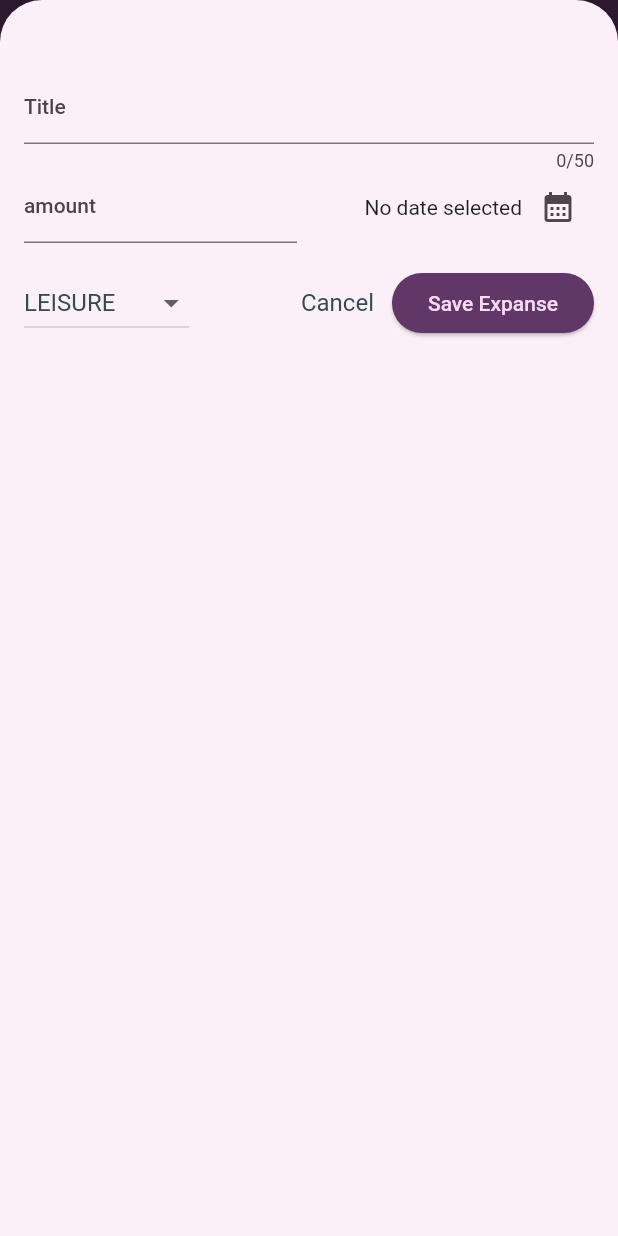
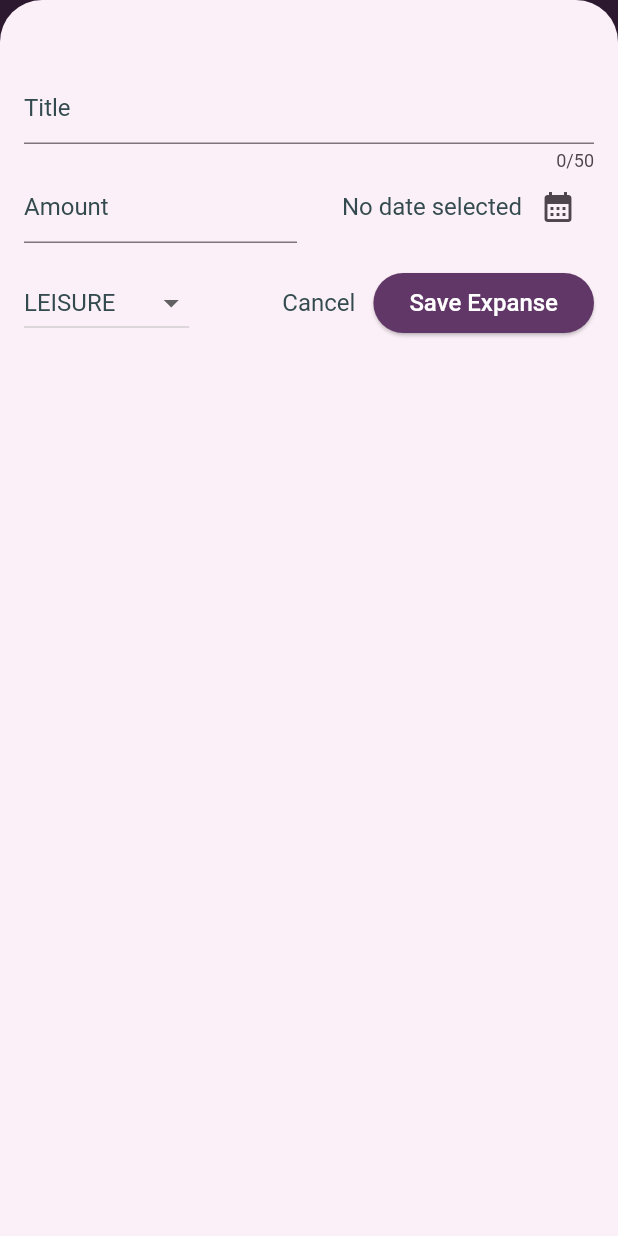
Before and after one commit to codeslash21/expense_tracker, a Flutter app: the screen it shows after launch, after a tap on the "add" icon, on a phone screen of 412 x 824 dp. Run offline on Flutter 3.47's test engine with Material 2 defaults, Android fonts, the phone set to English and light mode, and no system bars.

Commit message:
refactor: Refactor the code. Make responsive. handle edge case for chart.

```diff
--- a/lib/main.dart
+++ b/lib/main.dart
@@ -1,15 +1,19 @@
 import 'package:expense_tracker/widget/expense/expenses.dart';
 import 'package:flutter/material.dart';
+import 'package:flutter/services.dart';
 
 var colorScheme =
-    ColorScheme.fromSeed(seedColor: Color.fromARGB(255, 250, 192, 255));
+    ColorScheme.fromSeed(seedColor: const Color.fromARGB(255, 250, 192, 255));
 var darkColorScheme =
     ColorScheme.fromSeed(seedColor: const Color.fromARGB(255, 59, 207, 168));
 var cardColorScheme =
-    ColorScheme.fromSeed(seedColor: Color.fromARGB(255, 229, 217, 234));
+    ColorScheme.fromSeed(seedColor: const Color.fromARGB(255, 229, 217, 234));
 var textColorScheme =
-    ColorScheme.fromSeed(seedColor: Color.fromARGB(255, 128, 128, 128));
+    ColorScheme.fromSeed(seedColor: const Color.fromARGB(255, 128, 128, 128));
 void main() {
+  WidgetsFlutterBinding.ensureInitialized();
+  SystemChrome.setPreferredOrientations([DeviceOrientation.portraitUp])
+      .then((fn) {
     runApp(MaterialApp(
       darkTheme: ThemeData.dark().copyWith(
           useMaterial3: true,
@@ -31,6 +35,9 @@ void main() {
         ),
         cardTheme: const CardTheme().copyWith(
           color: cardColorScheme.primaryContainer,
+          margin: EdgeInsets.zero,
+          elevation: 0,
+          shape: RoundedRectangleBorder(borderRadius: BorderRadius.circular(0)),
         ),
         elevatedButtonTheme: ElevatedButtonThemeData(
             style: ElevatedButton.styleFrom(
@@ -47,8 +54,14 @@ void main() {
                 fontWeight: FontWeight.normal,
                 fontSize: 16,
                 color: textColorScheme.onSecondaryContainer,
-          )),
               ),
-    home: Expenses(),
+              bodyMedium: TextStyle(
+                fontSize: 16,
+                color: textColorScheme.onSecondaryContainer,
+              ),
+            ),
+      ),
+      home: const Expenses(),
     ));
+  });
 }
--- a/lib/model/expense.dart
+++ b/lib/model/expense.dart
@@ -12,7 +12,7 @@ const categoryIcons = {
   Category.work: Icons.wallet_travel
 };
 
-final uuid = Uuid();
+const uuid = Uuid();
 final formatter = DateFormat.yMd();
 
 class Expense {
--- a/lib/widget/chart/chart.dart
+++ b/lib/widget/chart/chart.dart
@@ -5,7 +5,7 @@ import 'package:expense_tracker/model/expense_bucket.dart';
 
 class Chart extends StatelessWidget {
   final List<Expense> allExpenses;
-  Chart({super.key, required this.allExpenses});
+  const Chart({super.key, required this.allExpenses});
 
   List<ExpenseBucket> get bucketList {
     return [
@@ -28,22 +28,26 @@ class Chart extends StatelessWidget {
   @override
   Widget build(BuildContext context) {
     return Container(
-      padding: EdgeInsets.symmetric(vertical: 16, horizontal: 8),
+      padding: const EdgeInsets.symmetric(vertical: 16, horizontal: 8),
       height: 180,
-      decoration: BoxDecoration(
-        borderRadius: BorderRadius.circular(8),
-        gradient: const LinearGradient(
+      decoration: const BoxDecoration(
+        borderRadius: BorderRadius.only(
+            bottomLeft: Radius.circular(8), bottomRight: Radius.circular(8)),
+        gradient: LinearGradient(
           colors: [
-            Color.fromARGB(255, 219, 154, 234),
-            Color.fromARGB(255, 209, 120, 233)
+            Color.fromARGB(255, 237, 194, 255),
+            Color.fromARGB(255, 223, 160, 255)
           ],
           begin: Alignment.topCenter,
           end: Alignment.bottomCenter,
         ),
       ),
       child: Column(
+        mainAxisAlignment: MainAxisAlignment.end,
         children: [
-          Expanded(
+          allExpenses.length == 0
+              ? Container()
+              : Expanded(
                   child: Row(
                     crossAxisAlignment: CrossAxisAlignment.end,
                     children: [
@@ -64,7 +68,7 @@ class Chart extends StatelessWidget {
                       padding: const EdgeInsets.symmetric(horizontal: 4),
                       child: Icon(
                         categoryIcons[bucket.category],
-                        color: Color.fromARGB(255, 209, 76, 226),
+                        color: const Color.fromARGB(255, 209, 76, 226),
                       ),
                     ),
                   ),
--- a/lib/widget/expense/expense_item.dart
+++ b/lib/widget/expense/expense_item.dart
@@ -3,7 +3,7 @@ import 'package:flutter/material.dart';
 
 class ExpenseItem extends StatelessWidget {
   final Expense expense;
-  ExpenseItem({super.key, required this.expense});
+  const ExpenseItem({super.key, required this.expense});
 
   @override
   Widget build(BuildContext context) {
--- a/lib/widget/expense/expenses.dart
+++ b/lib/widget/expense/expenses.dart
@@ -1,5 +1,3 @@
-import 'dart:async';
-
 import 'package:expense_tracker/widget/chart/chart.dart';
 import 'package:expense_tracker/widget/expense/expenses_list.dart';
 import 'package:expense_tracker/widget/expense/new_expense.dart';
@@ -7,7 +5,7 @@ import 'package:flutter/material.dart';
 import 'package:expense_tracker/model/expense.dart';
 
 class Expenses extends StatefulWidget {
-  Expenses({super.key});
+  const Expenses({super.key});
   @override
   State<Expenses> createState() {
     return _ExpensesState();
@@ -64,6 +62,7 @@ class _ExpensesState extends State<Expenses> {
 
   @override
   Widget build(BuildContext context) {
+    final width = MediaQuery.of(context).size.width;
     Widget mainContent = const Center(
       child: Text("No expenses found. Start adding some!"),
     );
@@ -83,12 +82,18 @@ class _ExpensesState extends State<Expenses> {
           ),
         ],
       ),
-      body: Column(
+      body: width < 600
+          ? Column(
               children: [
                 Chart(allExpenses: _addedExpenses),
-          const SizedBox(
-            height: 8,
-          ),
+                Expanded(
+                  child: mainContent,
+                )
+              ],
+            )
+          : Row(
+              children: [
+                Chart(allExpenses: _addedExpenses),
                 Expanded(
                   child: mainContent,
                 )
--- a/lib/widget/expense/expenses_list.dart
+++ b/lib/widget/expense/expenses_list.dart
@@ -14,6 +14,9 @@ class ExpensesList extends StatelessWidget {
       itemCount: addedExpenses.length,
       itemBuilder: (context, index) => Dismissible(
           key: ValueKey(addedExpenses[index]),
+          background: Container(
+            color: Color.fromARGB(255, 234, 99, 255),
+          ),
           onDismissed: (direction) => onRemoveExpense(addedExpenses[index]),
           child: ExpenseItem(expense: addedExpenses[index])),
     );
--- a/lib/widget/expense/new_expense.dart
+++ b/lib/widget/expense/new_expense.dart
@@ -1,5 +1,7 @@
 import 'package:expense_tracker/model/expense.dart';
 import 'package:flutter/material.dart';
+import 'package:flutter/cupertino.dart';
+import 'dart:io';
 
 class NewExpense extends StatefulWidget {
   final void Function(Expense expense) onAddExpense;
@@ -29,27 +31,50 @@ class _NewExpenseState extends State<NewExpense> {
     });
   }
 
+  void _showDialog() {
+    if (Platform.isIOS) {
+      showCupertinoDialog(
+          context: context,
+          builder: (context) => CupertinoAlertDialog(
+                title: const Text('Invalid input'),
+                content: const Text(
+                    'Please make sure a valid title, amount, date and category was entered.'),
+                actions: [
+                  TextButton(
+                    onPressed: () {
+                      Navigator.pop(context);
+                    },
+                    child: const Text('Okay'),
+                  ),
+                ],
+              ));
+    } else {
+      showDialog(
+        context: context,
+        builder: (context) => AlertDialog(
+          title: const Text('Invalid input'),
+          content: const Text(
+              'Please make sure a valid title, amount, date and category was entered.'),
+          actions: [
+            TextButton(
+              onPressed: () {
+                Navigator.pop(context);
+              },
+              child: const Text('Okay'),
+            ),
+          ],
+        ),
+      );
+    }
+  }
+
   void _submitExpenseData() {
     final enteredAmount = double.tryParse(_amountController.text);
     final amountIsInvalid = enteredAmount == null || enteredAmount <= 0;
     if (_titleController.text.trim().isEmpty ||
         amountIsInvalid ||
         _selectedDate == null) {
-      showDialog(
-          context: context,
-          builder: (context) => AlertDialog(
-                title: const Text('Invalid Input'),
-                content: const Text(
-                    'Make sure valid title, amount, date and category was selected'),
-                actions: [
-                  TextButton(
-                    onPressed: () {
-                      Navigator.pop(context);
-                    },
-                    child: const Text('Okay'),
-                  )
-                ],
-              ));
+      _showDialog();
       return;
     }
 
@@ -71,15 +96,22 @@ class _NewExpenseState extends State<NewExpense> {
 
   @override
   Widget build(BuildContext context) {
-    return Padding(
-      padding: const EdgeInsets.fromLTRB(16, 48, 16, 16),
+    final keyboardSpace = MediaQuery.of(context).viewInsets.bottom;
+    return SizedBox(
+      height: double.infinity,
+      child: SingleChildScrollView(
+        child: Padding(
+          padding: EdgeInsets.fromLTRB(16, 48, 16, keyboardSpace + 16),
           child: Column(
             children: [
               TextField(
                 controller: _titleController,
                 maxLength: 50,
-            decoration: const InputDecoration(
-              label: Text('Title'),
+                decoration: InputDecoration(
+                  label: Text(
+                    'Title',
+                    style: Theme.of(context).textTheme.bodyMedium,
+                  ),
                 ),
               ),
               Row(
@@ -88,9 +120,12 @@ class _NewExpenseState extends State<NewExpense> {
                     child: TextField(
                       controller: _amountController,
                       keyboardType: TextInputType.number,
-                  decoration: const InputDecoration(
+                      decoration: InputDecoration(
                         prefixText: '\$',
-                    label: Text('amount'),
+                        label: Text(
+                          'Amount',
+                          style: Theme.of(context).textTheme.bodyMedium,
+                        ),
                       ),
                     ),
                   ),
@@ -102,9 +137,12 @@ class _NewExpenseState extends State<NewExpense> {
                       mainAxisAlignment: MainAxisAlignment.end,
                       crossAxisAlignment: CrossAxisAlignment.center,
                       children: [
-                    Text(_selectedDate == null
+                        Text(
+                          _selectedDate == null
                               ? 'No date selected'
-                        : formatter.format(_selectedDate!)),
+                              : formatter.format(_selectedDate!),
+                          style: Theme.of(context).textTheme.bodyMedium,
+                        ),
                         IconButton(
                           onPressed: _presentDatePicker,
                           icon: const Icon(Icons.calendar_month),
@@ -127,7 +165,7 @@ class _NewExpenseState extends State<NewExpense> {
                             value: category,
                             child: Text(
                               category.name.toUpperCase(),
-                          style: Theme.of(context).textTheme.titleMedium,
+                              style: Theme.of(context).textTheme.bodyMedium,
                             ),
                           ),
                         )
@@ -148,17 +186,25 @@ class _NewExpenseState extends State<NewExpense> {
                     },
                     child: Text(
                       'Cancel',
-                  style: Theme.of(context).textTheme.titleMedium,
+                      style: Theme.of(context).textTheme.bodyMedium,
                     ),
                   ),
                   ElevatedButton(
                     onPressed: _submitExpenseData,
-                child: const Text('Save Expanse'),
+                    child: const Text(
+                      'Save Expanse',
+                      style: TextStyle(
+                        color: Colors.white,
+                        fontSize: 16,
+                      ),
+                    ),
                   )
                 ],
               )
             ],
           ),
+        ),
+      ),
     );
   }
 }
```
Also changed, not shown: 1 other file. Lines whose indentation alone changed are shown as unchanged.
